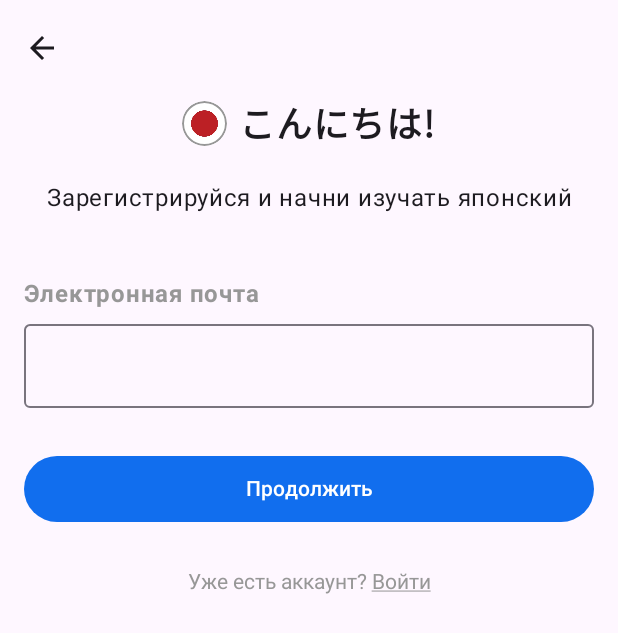
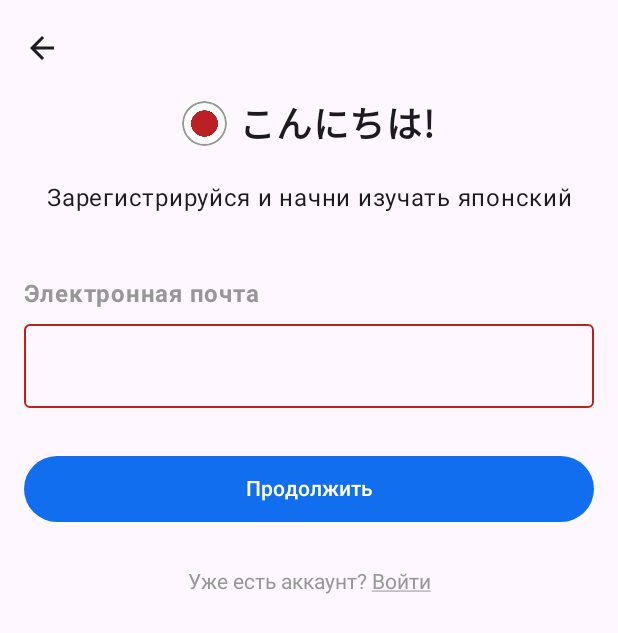
Before and after one commit to NymiKo/LearningJapanese, an Android app built with Jetpack Compose: the RegistrationEmailScreen screen opened through its navigation route, after a tap on "Продолжить", on a phone screen of 412 x 824 dp. Shown: the top 633 px of the screen. Run offline under Robolectric (Android 15) with nearby library versions, the light colour scheme and no system bars; our stand-ins replace Dagger/Hilt's generated code, accompanist.

Commit message:
Added a dialog with an existing account with such an email

```diff
--- a/app/src/main/java/com/example/peil/ui/screens/create_account/CreateAccountUiState.kt
+++ b/app/src/main/java/com/example/peil/ui/screens/create_account/CreateAccountUiState.kt
@@ -3,5 +3,6 @@ package com.example.peil.ui.screens.create_account
 sealed class CreateAccountUiState {
     object LOADING: CreateAccountUiState()
     data class SUCCESS(val token: String): CreateAccountUiState()
+    object HAVE_ACCOUNT: CreateAccountUiState()
     data class ERROR(val errorMessage: Int): CreateAccountUiState()
 }
--- a/app/src/main/java/com/example/peil/ui/screens/registration/RegistrationEmailScreen.kt
+++ b/app/src/main/java/com/example/peil/ui/screens/registration/RegistrationEmailScreen.kt
@@ -51,11 +51,10 @@ fun RegistrationEmailScreen(navController: NavController, viewModel: Registratio
         Header()
         DescriptionText()
         EmailField(viewModel)
-        LoginButton(textButton = R.string.continue_text, onClick = {
-            if (viewModel.email.isNotEmpty()) {
+        LoginButton(modifier = Modifier.padding(top = 30.dp), textButton = R.string.continue_text, onClick = {
+            viewModel.checkFieldEmail()
+            if (!viewModel.error) {
                 navController.navigate(Screens.CreateAccount.route + "/${viewModel.email}")
-            } else {
-                Toast.makeText(context, R.string.empty_email, Toast.LENGTH_SHORT).show()
             }
         }) {
 
@@ -106,7 +105,7 @@ private fun DescriptionText(modifier: Modifier = Modifier) {
 @Composable
 private fun EmailField(viewModel: RegistrationEmailViewModel) {
     TextLabel(modifier = Modifier.padding(top = 40.dp), textLabel = R.string.email)
-    OutlinedLoginField(value = viewModel.email) { email -> viewModel.updateEmail(email) }
+    OutlinedLoginField(value = viewModel.email, error = viewModel.error) { email -> viewModel.updateEmail(email) }
 }
 
 @Composable
--- a/app/src/main/java/com/example/peil/ui/screens/registration/RegistrationEmailViewModel.kt
+++ b/app/src/main/java/com/example/peil/ui/screens/registration/RegistrationEmailViewModel.kt
@@ -13,7 +13,14 @@ class RegistrationEmailViewModel @Inject constructor(): ViewModel() {
     var email by mutableStateOf("")
         private set
 
+    var error by mutableStateOf(false)
+        private set
+
     fun updateEmail(inputEmail: String) {
         email = inputEmail
     }
+
+    fun checkFieldEmail() {
+        error = email.isEmpty()
+    }
 }
--- a/app/src/main/java/com/example/peil/ui/view_components/LoginButton.kt
+++ b/app/src/main/java/com/example/peil/ui/view_components/LoginButton.kt
@@ -20,8 +20,7 @@ import com.example.peil.ui.theme.White
 fun LoginButton(modifier: Modifier = Modifier, textButton: Int, onClick: () -> Unit, content: @Composable () -> Unit) = Button(
     modifier = modifier
         .fillMaxWidth()
-        .padding(horizontal = 16.dp)
-        .padding(top = 30.dp),
+        .padding(horizontal = 16.dp),
     onClick = { onClick() },
     colors = ButtonDefaults.buttonColors(
         containerColor = Blue
--- a/app/src/main/java/com/example/peil/ui/view_components/OutlinedLoginField.kt
+++ b/app/src/main/java/com/example/peil/ui/view_components/OutlinedLoginField.kt
@@ -27,6 +27,7 @@ fun OutlinedLoginField(
     modifier: Modifier = Modifier,
     value: String? = "",
     password: Boolean = false,
+    error: Boolean = false,
     valueChange: (String) -> Unit
 ) {
     var passwordShow by remember { mutableStateOf(false) }
@@ -52,6 +53,7 @@ fun OutlinedLoginField(
             focusedBorderColor = MaterialTheme.colorScheme.secondary,
             cursorColor = MaterialTheme.colorScheme.secondary,
             textColor = MaterialTheme.colorScheme.secondary
-        )
+        ),
+        isError = error
     )
 }
--- a/app/src/main/res/values/strings.xml
+++ b/app/src/main/res/values/strings.xml
@@ -17,6 +17,8 @@
     <string name="registration">Регистрация</string>
     <string name="empty_email">Email не введен</string>
     <string name="check_your_internet_connection">Проверьте подключение к интернету</string>
-    <string name="email_already_exists">Аккаунт с такой почтой уже существует</string>
+    <string name="account_already_exists">Похоже, у тебя уже есть аккаунт.</string>
     <string name="unknown_error">Неизвестная ошибка</string>
+    <string name="please_try_to_login">Пожалуйста, попробуй войти.</string>
+    <string name="no_thanks">Нет, спасибо</string>
 </resources>
```
Also changed, not shown: app/src/main/java/com/example/peil/ui/screens/create_account/CreateAccountScreen.kt (+26 -5 lines), app/src/main/java/com/example/peil/ui/screens/create_account/CreateAccountViewModel.kt (+16 -6 lines), app/src/main/java/com/example/peil/ui/screens/create_account/dialog_screen/HaveAccountDialog.kt (added, +76 -0 lines), app/src/main/java/com/example/peil/ui/screens/login/LoginScreen.kt (+5 -2 lines).
